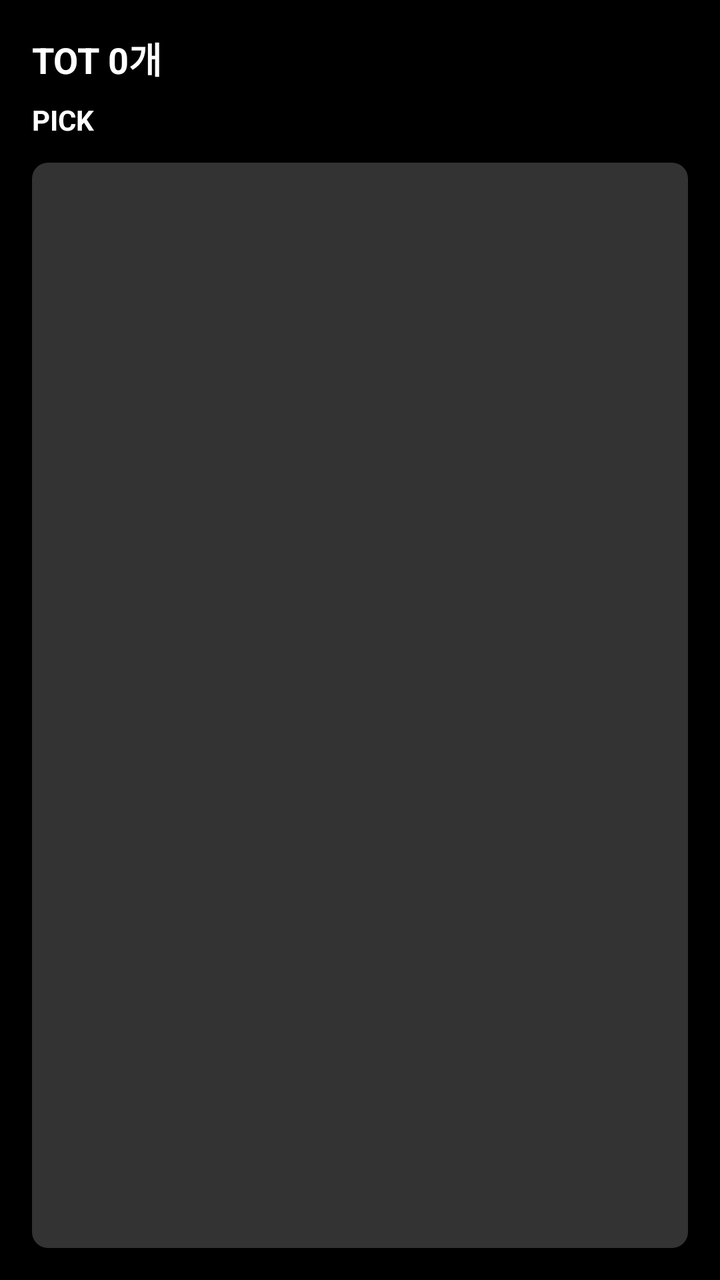
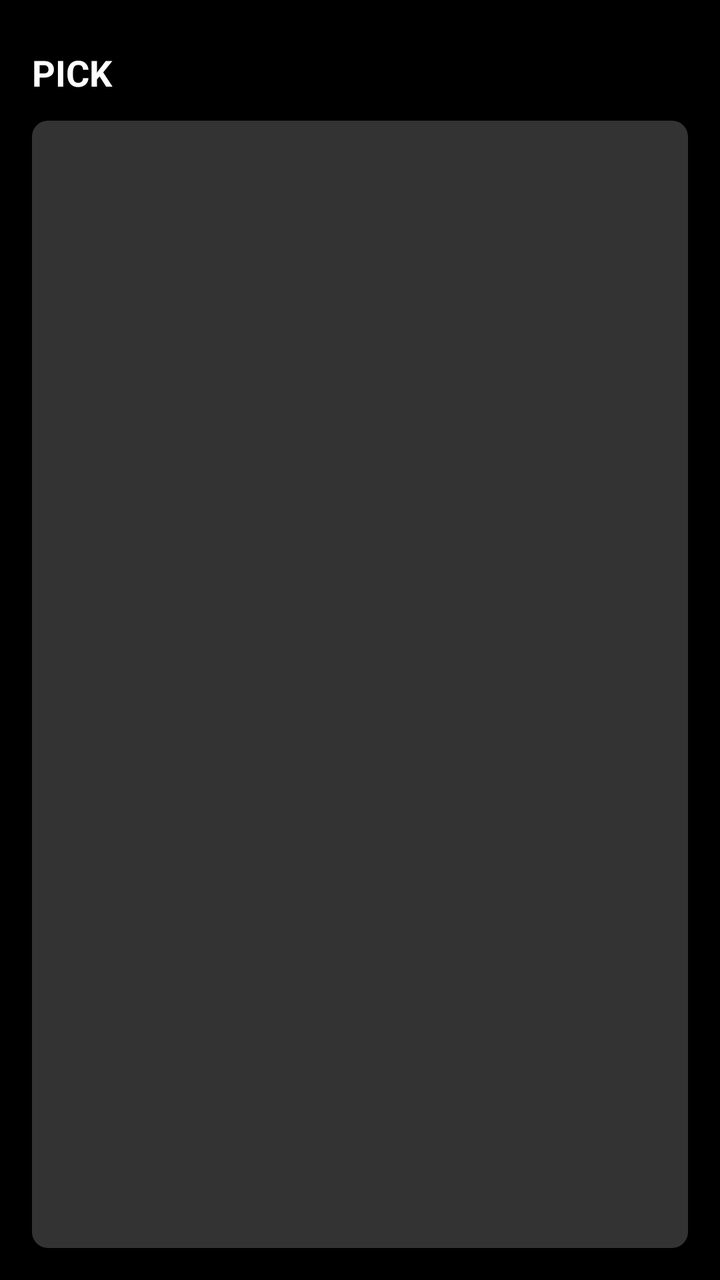

Compare the two renders of this Android layout. The source of the first and the diff that turns it into the second are given below.
<!-- AndroidManifest.xml: application theme Theme.TodaySeoul -->
<!-- res/layout/widget_todayseoul.xml -->
<?xml version="1.0" encoding="utf-8"?>
<LinearLayout xmlns:android="http://schemas.android.com/apk/res/android"
    android:id="@+id/widget_root"
    android:layout_width="match_parent"
    android:layout_height="match_parent"
    android:background="@color/widget_scrim_black"
    android:gravity="center_vertical"
    android:orientation="vertical"
    android:padding="16dp">

    <TextView
        android:id="@+id/text_event_count"
        android:layout_width="match_parent"
        android:layout_height="wrap_content"
        android:text="TOT 0개"
        android:textStyle="bold"
        android:textAppearance="?android:attr/textAppearanceMedium"
        android:textColor="@android:color/white" />

    <TextView
        android:id="@+id/text_pick_label"
        android:layout_width="match_parent"
        android:layout_height="wrap_content"
        android:layout_marginTop="8dp"
        android:text="PICK"
        android:textStyle="bold"
        android:textAppearance="?android:attr/textAppearanceSmall"
        android:textColor="@android:color/white" />

    <ImageView
        android:id="@+id/image_event_poster"
        android:layout_width="match_parent"
        android:layout_height="0dp"
        android:layout_marginTop="12dp"
        android:layout_weight="1"
        android:adjustViewBounds="true"
        android:contentDescription="@string/widget_event_poster"
        android:scaleType="centerCrop"
        android:src="@drawable/ic_widget_poster_placeholder" />

    <TextView
        android:id="@+id/text_empty"
        android:layout_width="match_parent"
        android:layout_height="wrap_content"
        android:layout_marginTop="12dp"
        android:gravity="center_horizontal"
        android:text="오늘 참여 가능한 행사가 없어요"
        android:textAppearance="?android:attr/textAppearanceSmall"
        android:textColor="@android:color/white"
        android:visibility="gone" />

</LinearLayout>
<!-- resources referenced by this layout -->
<resources>
  <color name="widget_scrim_black">#4D000000</color>
  <!-- drawable ic_widget_poster_placeholder (drawable) -->
  <?xml version="1.0" encoding="utf-8"?>
  <shape xmlns:android="http://schemas.android.com/apk/res/android"
      android:shape="rectangle">
      <solid android:color="#33FFFFFF" />
      <corners android:radius="8dp" />
  </shape>
  <string name="widget_event_poster">행사 포스터</string>
  <style name="Theme.TodaySeoul" parent="android:Theme.Material.Light.NoActionBar">
          <item name="android:windowBackground">@color/black</item>
      </style>
  <color name="black">#FF000000</color>
</resources>

<!-- the commit's change to res/layout/widget_todayseoul.xml (unified diff, before → after) -->
@@ -8,14 +8,6 @@
     android:orientation="vertical"
     android:padding="16dp">
 
-    <TextView
-        android:id="@+id/text_event_count"
-        android:layout_width="match_parent"
-        android:layout_height="wrap_content"
-        android:text="TOT 0개"
-        android:textStyle="bold"
-        android:textAppearance="?android:attr/textAppearanceMedium"
-        android:textColor="@android:color/white" />
 
     <TextView
         android:id="@+id/text_pick_label"
@@ -24,7 +16,7 @@
         android:layout_marginTop="8dp"
         android:text="PICK"
         android:textStyle="bold"
-        android:textAppearance="?android:attr/textAppearanceSmall"
+        android:textAppearance="?android:attr/textAppearanceMedium"
         android:textColor="@android:color/white" />
 
     <ImageView
